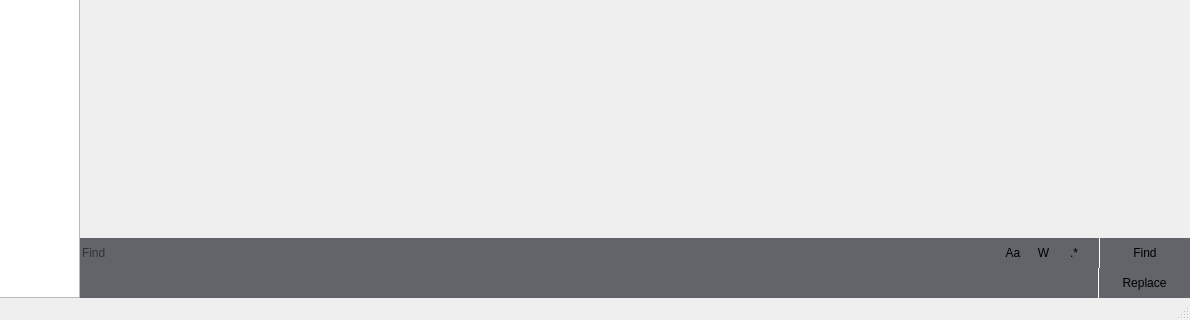
This is app/src/mainwindow.ui in N-911/CPP-Utext as Qt 5 draws it before an edit; both pictures show x 197 to 1387 and y 446 to 766 of the 1387 by 766 pixel window. The edited form follows.
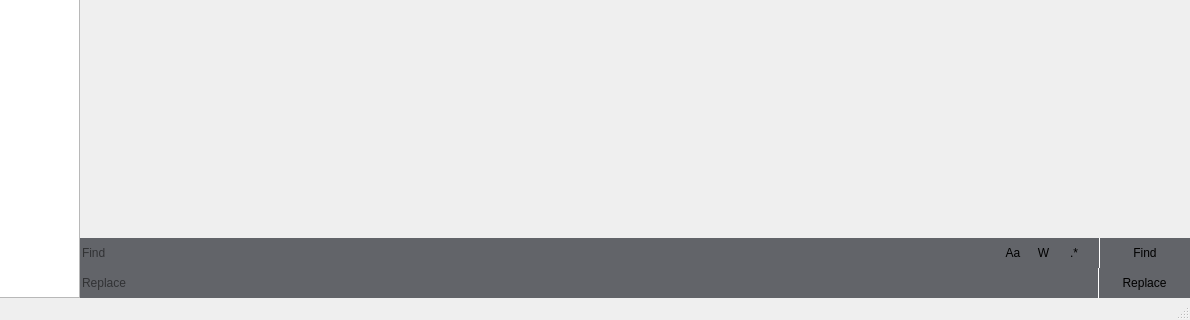
This is the edited form.

Patch:
```diff
--- a/app/src/mainwindow.ui
+++ b/app/src/mainwindow.ui
@@ -71,6 +71,9 @@
     </property>
     <item row="0" column="0">
      <layout class="QHBoxLayout" name="horizontalLayout_2" stretch="1,4">
+      <property name="spacing">
+       <number>0</number>
+      </property>
       <item>
        <widget class="QTreeView" name="treeView">
         <property name="minimumSize">
@@ -384,6 +387,9 @@
              <property name="frame">
               <bool>false</bool>
              </property>
+             <property name="placeholderText">
+              <string>Replace</string>
+             </property>
              <property name="clearButtonEnabled">
               <bool>true</bool>
              </property>
```
